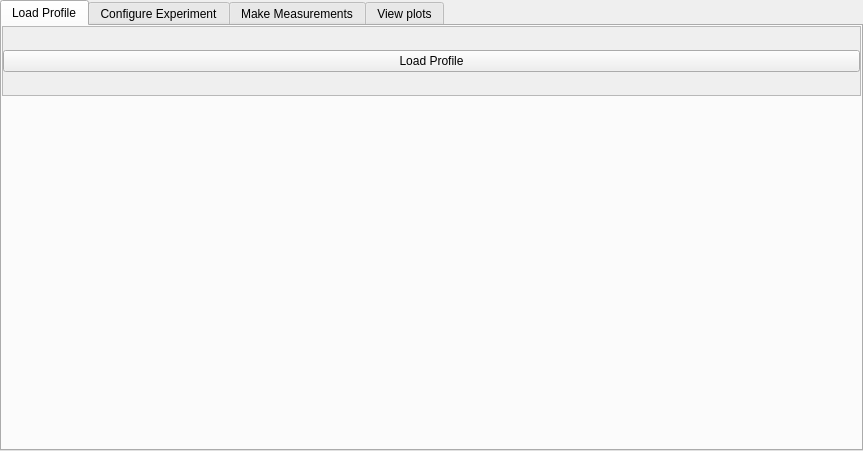
Above: SEEL_Apps/templates/designer.ui from jithinbp/SEELablet-apps before the change. Below: the same form after it.
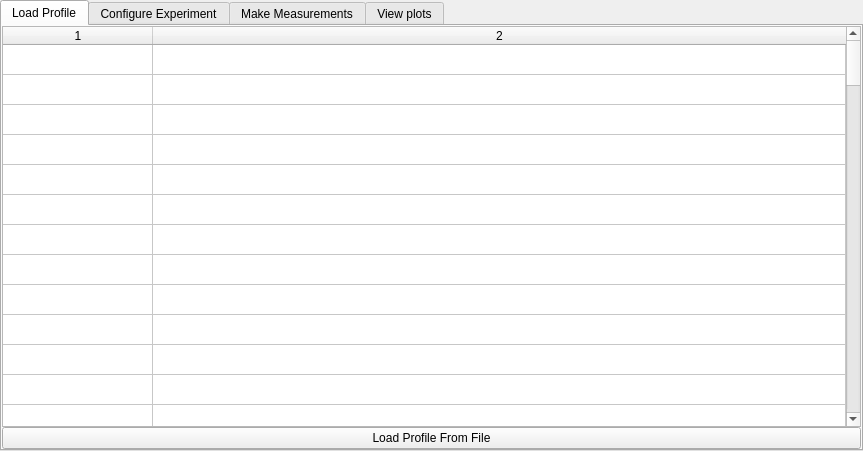
That is the form after the change. The open tabs and pages were chosen to show the change.

Commit message: Experiment Designer profile save to .conf files feature added

What changed in the file:
```diff
--- a/SEEL_Apps/templates/designer.ui
+++ b/SEEL_Apps/templates/designer.ui
@@ -46,33 +46,135 @@
         <property name="margin">
          <number>0</number>
         </property>
-        <item alignment="Qt::AlignTop">
-         <widget class="QScrollArea" name="scrollArea">
-          <property name="widgetResizable">
+        <item>
+         <widget class="QTableWidget" name="confTable">
+          <property name="rowCount">
+           <number>100</number>
+          </property>
+          <property name="columnCount">
+           <number>2</number>
+          </property>
+          <attribute name="horizontalHeaderDefaultSectionSize">
+           <number>150</number>
+          </attribute>
+          <attribute name="horizontalHeaderMinimumSectionSize">
+           <number>150</number>
+          </attribute>
+          <attribute name="horizontalHeaderStretchLastSection">
            <bool>true</bool>
+          </attribute>
+          <attribute name="verticalHeaderVisible">
+           <bool>false</bool>
+          </attribute>
+          <row/>
+          <row/>
+          <row/>
+          <row/>
+          <row/>
+          <row/>
+          <row/>
+          <row/>
+          <row/>
+          <row/>
+          <row/>
+          <row/>
+          <row/>
+          <row/>
+          <row/>
+          <row/>
+          <row/>
+          <row/>
+          <row/>
+          <row/>
+          <row/>
+          <row/>
+          <row/>
+          <row/>
+          <row/>
+          <row/>
+          <row/>
+          <row/>
+          <row/>
+          <row/>
+          <row/>
+          <row/>
+          <row/>
+          <row/>
+          <row/>
+          <row/>
+          <row/>
+          <row/>
+          <row/>
+          <row/>
+          <row/>
+          <row/>
+          <row/>
+          <row/>
+          <row/>
+          <row/>
+          <row/>
+          <row/>
+          <row/>
+          <row/>
+          <row/>
+          <row/>
+          <row/>
+          <row/>
+          <row/>
+          <row/>
+          <row/>
+          <row/>
+          <row/>
+          <row/>
+          <row/>
+          <row/>
+          <row/>
+          <row/>
+          <row/>
+          <row/>
+          <row/>
+          <row/>
+          <row/>
+          <row/>
+          <row/>
+          <row/>
+          <row/>
+          <row/>
+          <row/>
+          <row/>
+          <row/>
+          <row/>
+          <row/>
+          <row/>
+          <row/>
+          <row/>
+          <row/>
+          <row/>
+          <row/>
+          <row/>
+          <row/>
+          <row/>
+          <row/>
+          <row/>
+          <row/>
+          <row/>
+          <row/>
+          <row/>
+          <row/>
+          <row/>
+          <row/>
+          <row/>
+          <row/>
+          <row/>
+          <column/>
+          <column/>
+         </widget>
+        </item>
+        <item>
+         <widget class="QPushButton" name="pushButton_3">
+          <property name="text">
+           <string>Load Profile From File</string>
           </property>
-          <widget class="QWidget" name="scrollAreaWidgetContents">
-           <property name="geometry">
-            <rect>
-             <x>0</x>
-             <y>0</y>
-             <width>857</width>
-             <height>76</height>
-            </rect>
-           </property>
-           <layout class="QVBoxLayout" name="profileLayout">
-            <property name="margin">
-             <number>0</number>
-            </property>
-            <item>
-             <widget class="QPushButton" name="pushButton_3">
-              <property name="text">
-               <string>Load Profile</string>
-              </property>
-             </widget>
-            </item>
-           </layout>
-          </widget>
          </widget>
         </item>
        </layout>
```
The commit also changes 1 other file.
